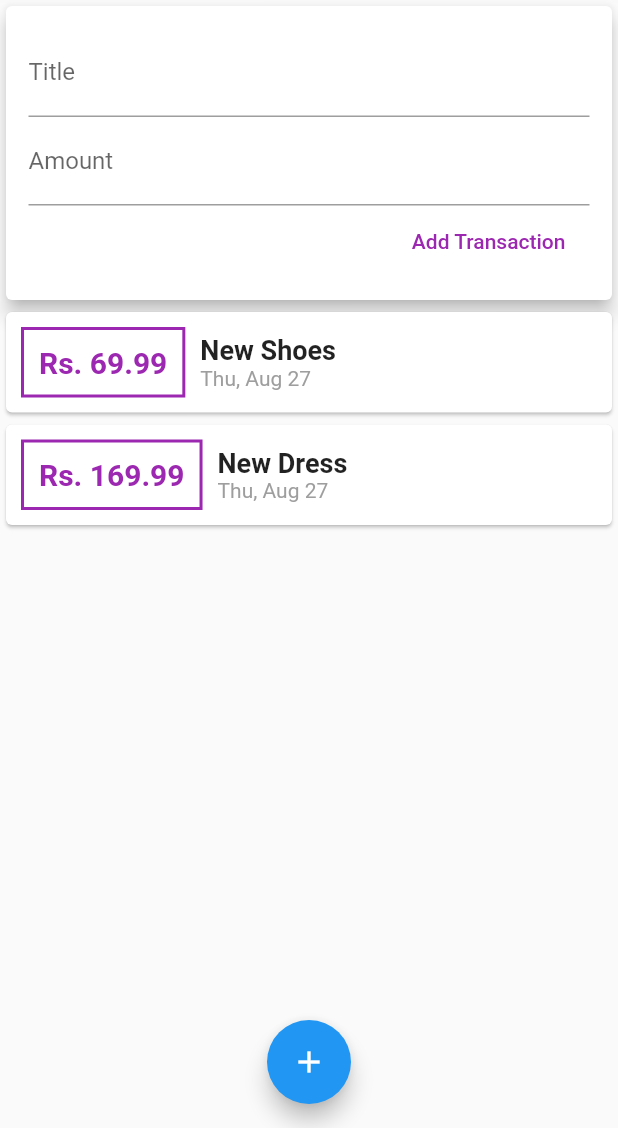
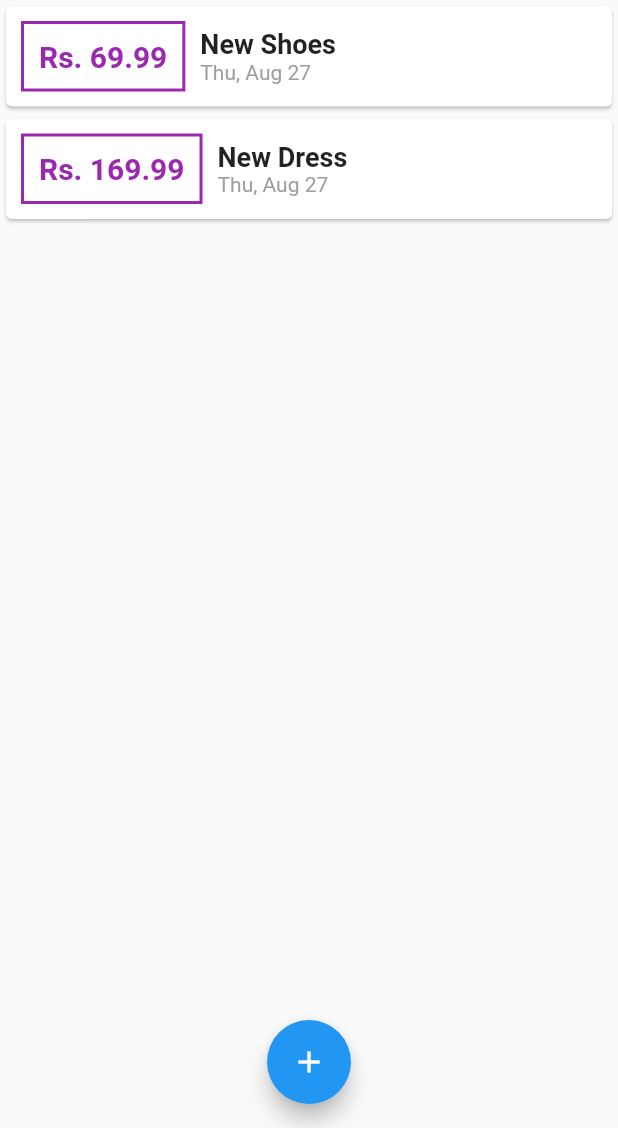
Before and after one commit to Adil-Rangila/personel_expense, a Flutter app: the screen it shows after launch, on a phone screen of 412 x 824 dp, the part 108-1236 px from its top. Run offline on Flutter 3.47's test engine with Material 2 defaults, Android fonts, the phone set to English and light mode, and no system bars.

```diff
--- a/lib/main.dart
+++ b/lib/main.dart
@@ -1,6 +1,8 @@
 import 'package:flutter/cupertino.dart';
 import 'package:flutter/material.dart';
-import './widgets/user_transactions.dart';
+import './widgets/transaction_list.dart';
+import './widgets/new_transaction.dart';
+import './models/transaction.dart';
 
 void main() => runApp(MyApp());
 
@@ -15,9 +17,47 @@ class MyApp extends StatelessWidget {
   }
 }
 
-class MyHomePage extends StatelessWidget {
-  final amountController = TextEditingController();
-  final titleController = TextEditingController();
+class MyHomePage extends StatefulWidget {
+  @override
+  _MyHomePageState createState() => _MyHomePageState();
+}
+
+class _MyHomePageState extends State<MyHomePage> {
+  final List<Transaction> _userTransactions = [
+    Transaction(
+      id: 't1',
+      title: 'New Shoes',
+      amount: 69.99,
+      date: DateTime.now(),
+    ),
+    Transaction(
+      id: 't2',
+      title: 'New Dress',
+      amount: 169.99,
+      date: DateTime.now(),
+    ),
+  ];
+
+  void _addNewTransaction(String title, double amount) {
+    final newTrans = Transaction(
+      id: DateTime.now().toString(),
+      title: title,
+      amount: amount,
+      date: DateTime.now(),
+    );
+
+    setState(() {
+      _userTransactions.add(newTrans);
+    });
+  }
+
+  void startAddNewTransaction(BuildContext ctx) {
+    showModalBottomSheet(
+        context: ctx,
+        builder: (_) {
+          return NewTransaction(_addNewTransaction);
+        });
+  }
 
   @override
   Widget build(BuildContext context) {
@@ -27,7 +67,7 @@ class MyHomePage extends StatelessWidget {
         actions: [
           IconButton(
             icon: Icon(Icons.add),
-            onPressed: () {},
+            onPressed: () => startAddNewTransaction(context),
           ),
         ],
       ),
@@ -39,14 +79,14 @@ class MyHomePage extends StatelessWidget {
               color: Colors.blue,
               child: Text('CHART'),
             ),
-            UserTransaction(),
+            TransactionList(_userTransactions),
           ],
         ),
       ),
       floatingActionButtonLocation: FloatingActionButtonLocation.centerFloat,
       floatingActionButton: FloatingActionButton(
         child: Icon(Icons.add),
-        onPressed: () {},
+        onPressed:() => startAddNewTransaction(context),
       ),
     );
   }
--- a/lib/widgets/user_transactions.dart
+++ b/lib/widgets/user_transactions.dart
@@ -1,7 +1,6 @@
 import 'package:flutter/material.dart';
-import '../models/transaction.dart';
-import '../widgets/transaction_list.dart';
-import '../widgets/new_transaction.dart';
+
+
 
 class UserTransaction extends StatefulWidget {
   @override
@@ -9,40 +8,14 @@ class UserTransaction extends StatefulWidget {
 }
 
 class _UserTransactionState extends State<UserTransaction> {
-  final List<Transaction> _userTransactions = [
-    Transaction(
-      id: 't1',
-      title: 'New Shoes',
-      amount: 69.99,
-      date: DateTime.now(),
-    ),
-    Transaction(
-      id: 't2',
-      title: 'New Dress',
-      amount: 169.99,
-      date: DateTime.now(),
-    ),
-  ];
 
-  void _addNewTransaction(String title, double amount) {
-    final newTrans = Transaction(
-      id: DateTime.now().toString(),
-      title: title,
-      amount: amount,
-      date: DateTime.now(),
-    );
-
-    setState(() {
-      _userTransactions.add(newTrans);
-    });
-  }
 
   @override
   Widget build(BuildContext context) {
     return Column(
       children: [
-        NewTransaction(_addNewTransaction),
-        TransactionList(_userTransactions),
+       // NewTransaction(_addNewTransaction),
+
       ],
     );
   }
```
